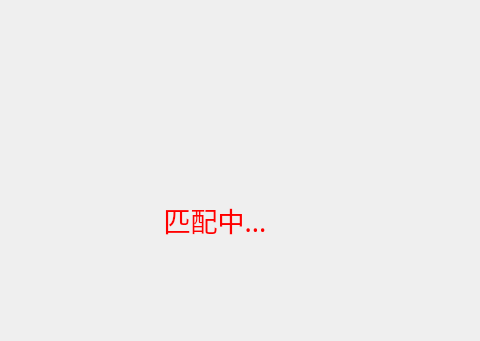
Above: client/windows/waitingwindow.ui from HFDLYS/HeartstringsResonance before the change; both pictures show x 425 to 905 and y 140 to 481 of the 1280 by 720 pixel window. Below: the same form after it.
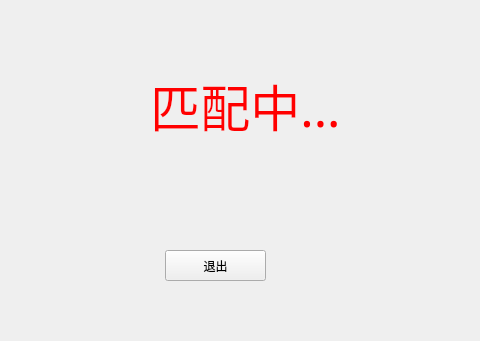
That is the form after the change. Icons and pictures are not drawn.

Commit message: style: 先去掉一些我们用不上的代码

The edit to the form file:
```diff
--- a/client/windows/waitingwindow.ui
+++ b/client/windows/waitingwindow.ui
@@ -40,21 +40,23 @@
    <widget class="QLabel" name="label">
     <property name="geometry">
      <rect>
-      <x>540</x>
-      <y>310</y>
-      <width>200</width>
-      <height>100</height>
+      <x>550</x>
+      <y>200</y>
+      <width>241</width>
+      <height>91</height>
      </rect>
     </property>
     <property name="font">
      <font>
       <family>幼圆</family>
-      <pointsize>20</pointsize>
+      <pointsize>-1</pointsize>
      </font>
     </property>
     <property name="styleSheet">
      <string notr="true">#label{background-color: rgba(0,0,0,0);
-color: rgb(255, 0, 0);}</string>
+color: rgb(255, 0, 0);
+font-size: 50px;
+}</string>
     </property>
     <property name="text">
      <string>匹配中...</string>
@@ -63,6 +65,19 @@
      <set>Qt::AlignmentFlag::AlignCenter</set>
     </property>
    </widget>
+   <widget class="QPushButton" name="btnExit">
+    <property name="geometry">
+     <rect>
+      <x>590</x>
+      <y>390</y>
+      <width>101</width>
+      <height>31</height>
+     </rect>
+    </property>
+    <property name="text">
+     <string>退出</string>
+    </property>
+   </widget>
   </widget>
  </widget>
  <resources/>
```
The commit also changes 2 other files.
